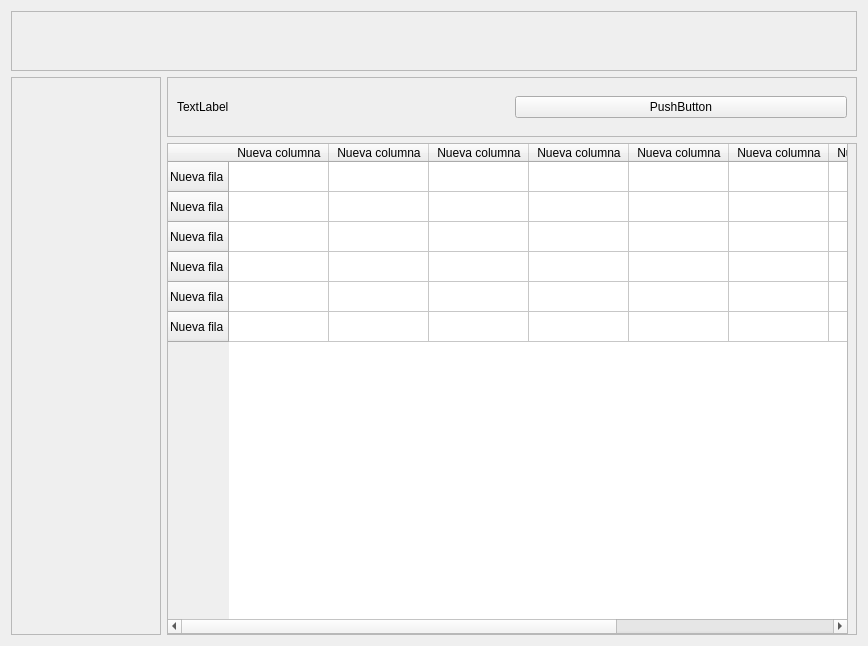
Above: ui/compras.ui from EmmanuelPaiva/sistema-informatico before the change. Below: the same form after it.
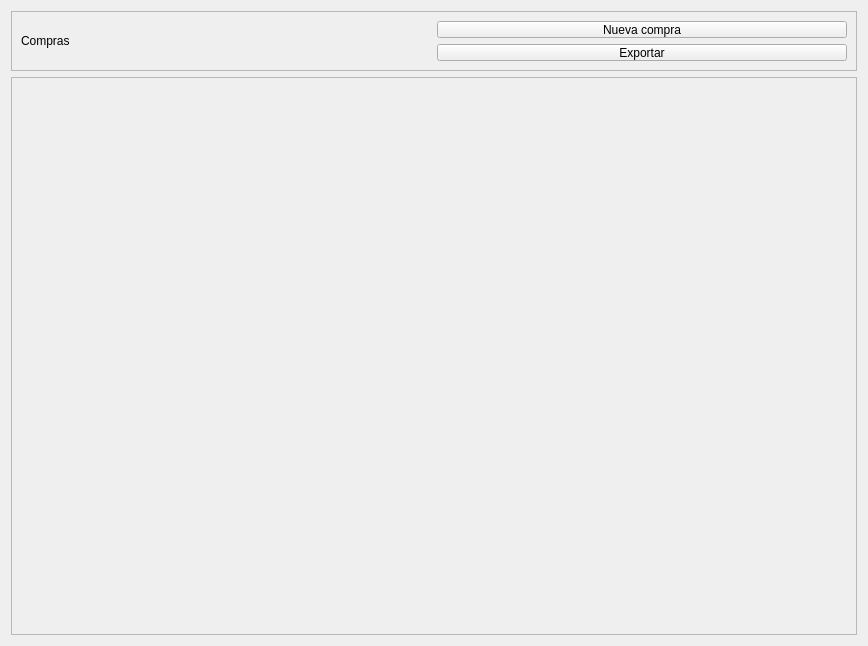
That is the form after the change.

The edit to the form file:
```diff
--- a/ui/compras.ui
+++ b/ui/compras.ui
@@ -14,7 +14,7 @@
    <string>Form</string>
   </property>
   <layout class="QGridLayout" name="gridLayout">
-   <item row="3" column="1" rowspan="3">
+   <item row="2" column="0" rowspan="2">
     <widget class="QFrame" name="frame_4">
      <property name="maximumSize">
       <size>
@@ -28,94 +28,10 @@
      <property name="frameShadow">
       <enum>QFrame::Shadow::Raised</enum>
      </property>
-     <widget class="QTableWidget" name="tableWidget">
-      <property name="geometry">
-       <rect>
-        <x>0</x>
-        <y>0</y>
-        <width>681</width>
-        <height>491</height>
-       </rect>
-      </property>
-      <row>
-       <property name="text">
-        <string>Nueva fila</string>
-       </property>
-      </row>
-      <row>
-       <property name="text">
-        <string>Nueva fila</string>
-       </property>
-      </row>
-      <row>
-       <property name="text">
-        <string>Nueva fila</string>
-       </property>
-      </row>
-      <row>
-       <property name="text">
-        <string>Nueva fila</string>
-       </property>
-      </row>
-      <row>
-       <property name="text">
-        <string>Nueva fila</string>
-       </property>
-      </row>
-      <row>
-       <property name="text">
-        <string>Nueva fila</string>
-       </property>
-      </row>
-      <column>
-       <property name="text">
-        <string>Nueva columna</string>
-       </property>
-      </column>
-      <column>
-       <property name="text">
-        <string>Nueva columna</string>
-       </property>
-      </column>
-      <column>
-       <property name="text">
-        <string>Nueva columna</string>
-       </property>
-      </column>
-      <column>
-       <property name="text">
-        <string>Nueva columna</string>
-       </property>
-      </column>
-      <column>
-       <property name="text">
-        <string>Nueva columna</string>
-       </property>
-      </column>
-      <column>
-       <property name="text">
-        <string>Nueva columna</string>
-       </property>
-      </column>
-      <column>
-       <property name="text">
-        <string>Nueva columna</string>
-       </property>
-      </column>
-      <column>
-       <property name="text">
-        <string>Nueva columna</string>
-       </property>
-      </column>
-      <column>
-       <property name="text">
-        <string>Nueva columna</string>
-       </property>
-      </column>
-     </widget>
+     <layout class="QVBoxLayout" name="verticalLayout"/>
     </widget>
    </item>
-   <item row="2" column="1">
+   <item row="1" column="0">
     <widget class="QFrame" name="frame_3">
      <property name="maximumSize">
       <size>
@@ -129,58 +45,31 @@
      <property name="frameShadow">
       <enum>QFrame::Shadow::Raised</enum>
      </property>
-     <layout class="QHBoxLayout" name="horizontalLayout_2">
-      <item>
-       <widget class="QLabel" name="label_11">
+     <layout class="QGridLayout" name="gridLayout_2">
+      <item row="0" column="1">
+       <widget class="QPushButton" name="pushButtonNuevaCompra">
         <property name="text">
-         <string>TextLabel</string>
+         <string>Nueva compra</string>
         </property>
        </widget>
       </item>
-      <item>
-       <widget class="QPushButton" name="pushButton">
+      <item row="1" column="1">
+       <widget class="QPushButton" name="pushButtonExportar">
         <property name="text">
-         <string>PushButton</string>
+         <string>Exportar</string>
+        </property>
+       </widget>
+      </item>
+      <item row="0" column="0" rowspan="2">
+       <widget class="QLabel" name="labelCompras">
+        <property name="text">
+         <string>Compras</string>
         </property>
        </widget>
       </item>
      </layout>
     </widget>
    </item>
-   <item row="0" column="0" colspan="2">
-    <widget class="QFrame" name="frame">
-     <property name="maximumSize">
-      <size>
-       <width>16777215</width>
-       <height>60</height>
-      </size>
-     </property>
-     <property name="frameShape">
-      <enum>QFrame::Shape::StyledPanel</enum>
-     </property>
-     <property name="frameShadow">
-      <enum>QFrame::Shadow::Raised</enum>
-     </property>
-     <layout class="QHBoxLayout" name="horizontalLayout"/>
-    </widget>
-   </item>
-   <item row="2" column="0" rowspan="4">
-    <widget class="QFrame" name="frame_2">
-     <property name="maximumSize">
-      <size>
-       <width>150</width>
-       <height>16777215</height>
-      </size>
-     </property>
-     <property name="frameShape">
-      <enum>QFrame::Shape::StyledPanel</enum>
-     </property>
-     <property name="frameShadow">
-      <enum>QFrame::Shadow::Raised</enum>
-     </property>
-     <layout class="QVBoxLayout" name="verticalLayout"/>
-    </widget>
-   </item>
   </layout>
  </widget>
  <resources/>
```
